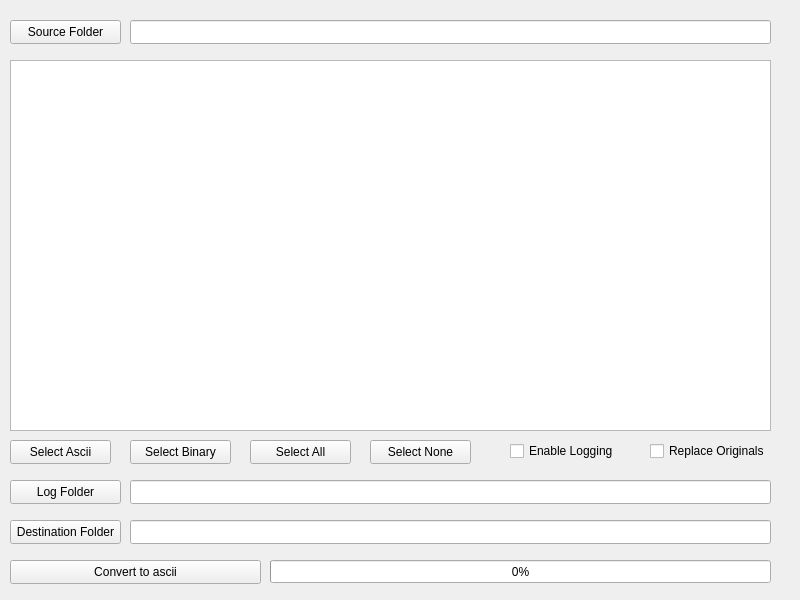
Before: the Qt Designer form mainwindow.ui in LilyTheFlower/FBX-Converter-with-GUI, drawn with Qt 5.
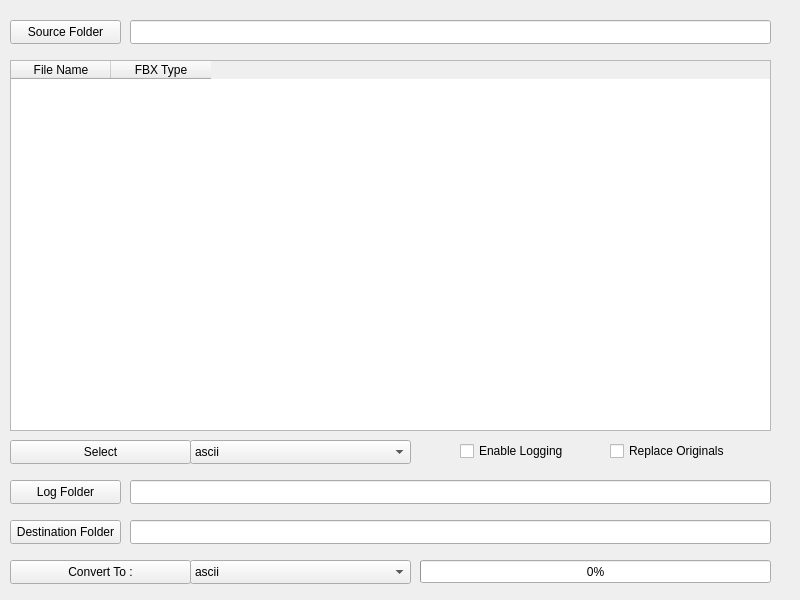
After: the same form once the commit is applied.

```diff
--- a/mainwindow.ui
+++ b/mainwindow.ui
@@ -14,7 +14,7 @@
    <string>MainWindow</string>
   </property>
   <widget class="QWidget" name="centralwidget">
-   <widget class="QListWidget" name="fbxFileListWidget">
+   <widget class="QTableWidget" name="fbxFileTableWidget">
     <property name="geometry">
      <rect>
       <x>10</x>
@@ -23,6 +23,16 @@
       <height>371</height>
      </rect>
     </property>
+    <column>
+     <property name="text">
+      <string>File Name</string>
+     </property>
+    </column>
+    <column>
+     <property name="text">
+      <string>FBX Type</string>
+     </property>
+    </column>
    </widget>
    <widget class="QPushButton" name="sourceFolderPushButton">
     <property name="geometry">
@@ -52,25 +62,12 @@
      <rect>
       <x>10</x>
       <y>440</y>
-      <width>101</width>
+      <width>181</width>
       <height>24</height>
      </rect>
     </property>
     <property name="text">
-     <string>Select Ascii</string>
-    </property>
-   </widget>
-   <widget class="QPushButton" name="selectBinaryPushButton">
-    <property name="geometry">
-     <rect>
-      <x>130</x>
-      <y>440</y>
-      <width>101</width>
-      <height>24</height>
-     </rect>
-    </property>
-    <property name="text">
-     <string>Select Binary</string>
+     <string>Select</string>
     </property>
    </widget>
    <widget class="QLineEdit" name="destinationFolderLineEdit">
@@ -99,9 +96,9 @@
    <widget class="QProgressBar" name="conversionProgressBar">
     <property name="geometry">
      <rect>
-      <x>270</x>
+      <x>420</x>
       <y>560</y>
-      <width>501</width>
+      <width>351</width>
       <height>23</height>
      </rect>
     </property>
@@ -114,18 +111,18 @@
      <rect>
       <x>10</x>
       <y>560</y>
-      <width>251</width>
+      <width>181</width>
       <height>24</height>
      </rect>
     </property>
     <property name="text">
-     <string>Convert to ascii</string>
+     <string>Convert To :</string>
     </property>
    </widget>
    <widget class="QCheckBox" name="replaceOriginalsCheckBox">
     <property name="geometry">
      <rect>
-      <x>650</x>
+      <x>610</x>
       <y>440</y>
       <width>121</width>
       <height>22</height>
@@ -138,7 +135,7 @@
    <widget class="QCheckBox" name="enableLoggingCheckbox">
     <property name="geometry">
      <rect>
-      <x>510</x>
+      <x>460</x>
       <y>440</y>
       <width>121</width>
       <height>22</height>
@@ -171,31 +168,85 @@
      </rect>
     </property>
    </widget>
-   <widget class="QPushButton" name="selectAllPushButton">
+   <widget class="QComboBox" name="selectionTypeComboBox">
     <property name="geometry">
      <rect>
-      <x>250</x>
+      <x>190</x>
       <y>440</y>
-      <width>101</width>
+      <width>221</width>
       <height>24</height>
      </rect>
     </property>
-    <property name="text">
-     <string>Select All</string>
-    </property>
+    <item>
+     <property name="text">
+      <string>ascii</string>
+     </property>
+    </item>
+    <item>
+     <property name="text">
+      <string>binary</string>
+     </property>
+    </item>
+    <item>
+     <property name="text">
+      <string>FBX 6.0 ascii</string>
+     </property>
+    </item>
+    <item>
+     <property name="text">
+      <string>FBX 6.0 binary</string>
+     </property>
+    </item>
+    <item>
+     <property name="text">
+      <string>None</string>
+     </property>
+    </item>
+    <item>
+     <property name="text">
+      <string>All</string>
+     </property>
+    </item>
+    <item>
+     <property name="text">
+      <string/>
+     </property>
+    </item>
    </widget>
-   <widget class="QPushButton" name="selectNonePushButton">
+   <widget class="QComboBox" name="conversionTypeComboBox">
     <property name="geometry">
      <rect>
-      <x>370</x>
-      <y>440</y>
-      <width>101</width>
+      <x>190</x>
+      <y>560</y>
+      <width>221</width>
       <height>24</height>
      </rect>
     </property>
-    <property name="text">
-     <string>Select None</string>
-    </property>
+    <item>
+     <property name="text">
+      <string>ascii</string>
+     </property>
+    </item>
+    <item>
+     <property name="text">
+      <string>binary</string>
+     </property>
+    </item>
+    <item>
+     <property name="text">
+      <string>FBX 6.0 ascii</string>
+     </property>
+    </item>
+    <item>
+     <property name="text">
+      <string>FBX 6.0 binary</string>
+     </property>
+    </item>
+    <item>
+     <property name="text">
+      <string/>
+     </property>
+    </item>
    </widget>
   </widget>
  </widget>
```
Left out of the diff: 2 changed lines with no effect on the pictures.
